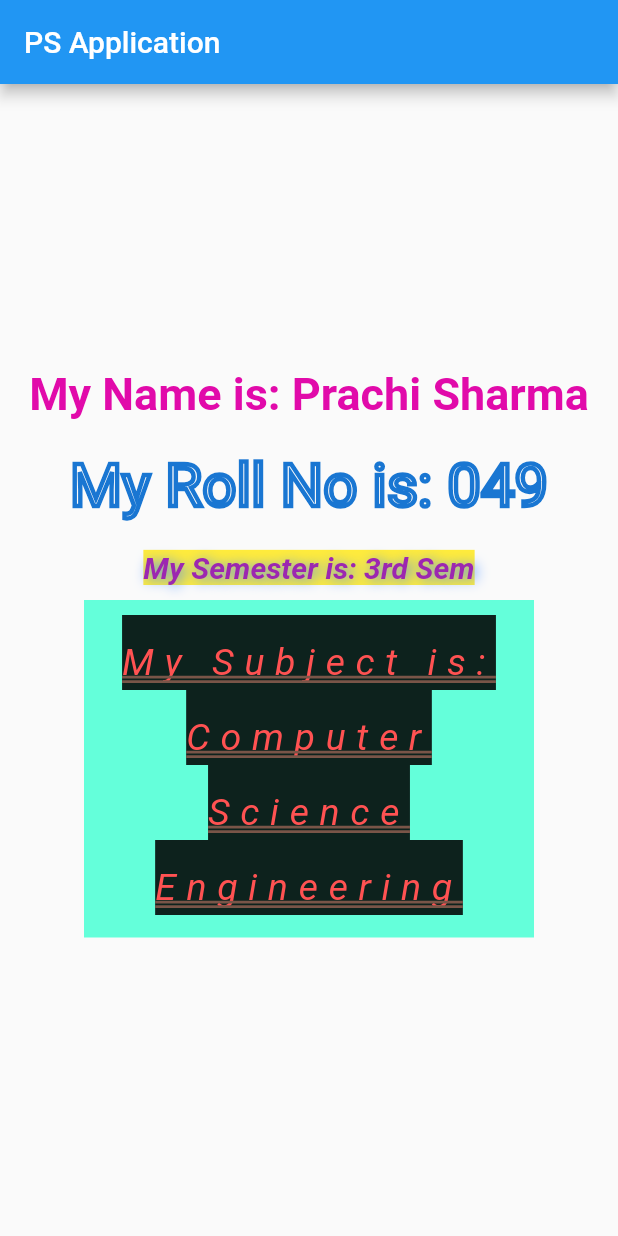
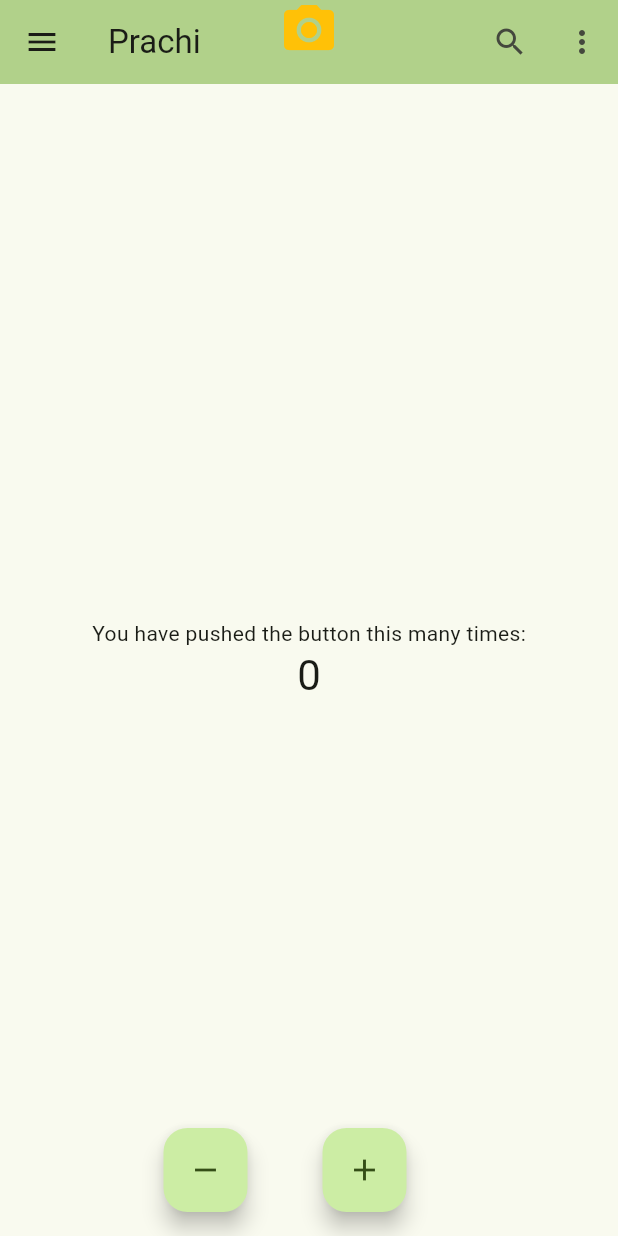
Before and after one commit to prachisharma02/flutterApp, a Flutter app: the screen it shows after launch, on a phone screen of 412 x 824 dp. Run offline on Flutter 3.47's test engine with Material 2 defaults, Android fonts, the phone set to English and light mode, and no system bars; Roboto replaces fonts that are missing (Times New Roman).

Commit message:
counter was made

```diff
--- a/lib/main.dart
+++ b/lib/main.dart
@@ -1,101 +1,193 @@
-import 'package:begin/StylingApp.dart';
-import 'package:begin/assignment.dart';
-import 'package:begin/homePage.dart';
+// import 'package:begin/StylingApp.dart';
+// import 'package:begin/assignment.dart';
+// import 'package:begin/homePage.dart';
+// import 'package:flutter/material.dart';
+
+// void main() {
+//   runApp(myApp());
+// }
+
+// class myApp extends StatelessWidget {
+//   const myApp({super.key});
+
+//   @override
+//   Widget build(BuildContext context) {
+//     return MaterialApp(
+//       home: StylingApp(),
+//     );
+//   }
+// }
+
+// // import 'package:flutter/material.dart';
+
+// // void main() {
+// //   runApp(const MyApp());
+// // }
+
+// // class MyApp extends StatelessWidget {
+// //   const MyApp({super.key});
+
+// //   // This widget is the root of your application.
+// //   @override
+// //   Widget build(BuildContext context) {
+// //     return MaterialApp(
+// //       title: 'myFluttergood',
+// //       debugShowCheckedModeBanner: false,
+// //       theme: ThemeData(
+// //         colorScheme:
+// //             ColorScheme.fromSeed(seedColor: Color.fromARGB(255, 89, 11, 224)),
+// //         useMaterial3: true,
+// //       ),
+// //       home: const MyHomePage(title: 'My first flutter app'),
+// //     );
+// //   }
+// // }
+
+// // class MyHomePage extends StatefulWidget {
+// //   const MyHomePage({super.key, required this.title});
+
+// //   final String title;
+
+// //   @override
+// //   State<MyHomePage> createState() => _MyHomePageState();
+// // }
+
+// // class _MyHomePageState extends State<MyHomePage> {
+// //   int _counter = 0;
+
+// //   void _incrementCounter() {
+// //     setState(() {
+// //       _counter++;
+// //     });
+// //   }
+
+// //   @override
+// //   Widget build(BuildContext context) {
+// //     return Scaffold(
+// //       appBar: AppBar(
+// //         backgroundColor: Theme.of(context).colorScheme.inversePrimary,
+// //         title: Text(widget.title),
+// //       ),
+// //       body: Center(
+// //         child: Column(
+// //           mainAxisAlignment: MainAxisAlignment.center,
+// //           children: <Widget>[
+// //             const Text(
+// //               'i am creating a new project',
+// //             ),
+// //             Text(
+// //               '$_counter',
+// //               style: Theme.of(context).textTheme.headlineMedium,
+// //             ),
+// //           ],
+// //         ),
+// //       ),
+// //       floatingActionButton: FloatingActionButton(
+// //         onPressed: _incrementCounter,
+// //         tooltip: 'Increment',
+// //         child: const Icon(Icons.add),
+// //       ),
+// //     );
+// //   }
+// // }
 import 'package:flutter/material.dart';
 
 void main() {
-  runApp(myApp());
+  runApp(const MyApp());
 }
 
-class myApp extends StatelessWidget {
-  const myApp({super.key});
+class MyApp extends StatelessWidget {
+  const MyApp({super.key});
 
   @override
   Widget build(BuildContext context) {
     return MaterialApp(
-      home: StylingApp(),
+      // title: 'Flutter Demo',
+      theme: ThemeData(
+        colorScheme: ColorScheme.fromSeed(seedColor: Colors.lightGreen),
+        useMaterial3: true,
+      ),
+      // home: const MyHomePage(title: "Prachi",),
+      home: DefaultTabController(length: 4, child: MyHomePage(title: "Prachi")),
     );
   }
 }
 
+class MyHomePage extends StatefulWidget {
+  const MyHomePage({super.key, required this.title});
 
+  final String title;
 
+  @override
+  State<MyHomePage> createState() => _MyHomePageState();
+}
 
+class _MyHomePageState extends State<MyHomePage> {
+  int _counter = 0;
 
+  void _incrementCounter() {
+    setState(() {
+      _counter++;
+    });
+  }
 
+  void _decrement() {
+    setState(() {
+      _counter--;
+    });
+  }
 
+  @override
+  Widget build(BuildContext context) {
+    return Scaffold(
+        appBar: AppBar(
+          title: Text(widget.title),
+          backgroundColor: Theme.of(context).colorScheme.inversePrimary,
+          leading: IconButton(icon: Icon(Icons.menu), onPressed: () {}),
+          actions: <Widget>[
+            IconButton(icon: Icon(Icons.search), onPressed: () {}),
+            IconButton(icon: Icon(Icons.more_vert), onPressed: () {})
+          ],
+          flexibleSpace: SafeArea(
+            child: Icon(Icons.photo_camera, size: 40.0, color: Colors.amber),
+          ),
+        ),
+        body: Center(
+          child: Column(
+            mainAxisAlignment: MainAxisAlignment.center,
+            children: <Widget>[
+              const Text(
+                'You have pushed the button this many times:',
+              ),
+              Text(
+                '$_counter',
+                style: Theme.of(context).textTheme.headlineMedium,
+              ),
+            ],
+          ),
+        ),
+        // floatingActionButton: FloatingActionButton(
+        //   onPressed: _incrementCounter,
+        //   // onPressed: _decrement,
+        //   // tooltip: 'Decrement',
+        //   tooltip: 'Increment',
+        //   child: const Icon(Icons.add),
 
+        floatingActionButton:
+            Row(mainAxisAlignment: MainAxisAlignment.center, children: <Widget>[
+          FloatingActionButton(
+            onPressed: _decrement,
+            tooltip: 'Decrement',
+            child: const Icon(Icons.remove),
+          ),
+          SizedBox(width: 50), // Add spacing between the buttons
+          FloatingActionButton(
+            onPressed: _incrementCounter,
+            tooltip: 'Increment',
+            child: const Icon(Icons.add),
+          ),
 
-
-// import 'package:flutter/material.dart';
-
-// void main() {
-//   runApp(const MyApp());
-// }
-
-// class MyApp extends StatelessWidget {
-//   const MyApp({super.key});
-
-//   // This widget is the root of your application.
-//   @override
-//   Widget build(BuildContext context) {
-//     return MaterialApp(
-//       title: 'myFluttergood',
-//       debugShowCheckedModeBanner: false,
-//       theme: ThemeData(
-//         colorScheme:
-//             ColorScheme.fromSeed(seedColor: Color.fromARGB(255, 89, 11, 224)),
-//         useMaterial3: true,
-//       ),
-//       home: const MyHomePage(title: 'My first flutter app'),
-//     );
-//   }
-// }
-
-// class MyHomePage extends StatefulWidget {
-//   const MyHomePage({super.key, required this.title});
-
-//   final String title;
-
-//   @override
-//   State<MyHomePage> createState() => _MyHomePageState();
-// }
-
-// class _MyHomePageState extends State<MyHomePage> {
-//   int _counter = 0;
-
-//   void _incrementCounter() {
-//     setState(() {
-//       _counter++;
-//     });
-//   }
-
-//   @override
-//   Widget build(BuildContext context) {
-//     return Scaffold(
-//       appBar: AppBar(
-//         backgroundColor: Theme.of(context).colorScheme.inversePrimary,
-//         title: Text(widget.title),
-//       ),
-//       body: Center(
-//         child: Column(
-//           mainAxisAlignment: MainAxisAlignment.center,
-//           children: <Widget>[
-//             const Text(
-//               'i am creating a new project',
-//             ),
-//             Text(
-//               '$_counter',
-//               style: Theme.of(context).textTheme.headlineMedium,
-//             ),
-//           ],
-//         ),
-//       ),
-//       floatingActionButton: FloatingActionButton(
-//         onPressed: _incrementCounter,
-//         tooltip: 'Increment',
-//         child: const Icon(Icons.add),
-//       ),
-//     );
-//   }
-// }
+          // This trailing comma makes auto-formatting nicer for build methods.
+        ]));
+  }
+}
```
